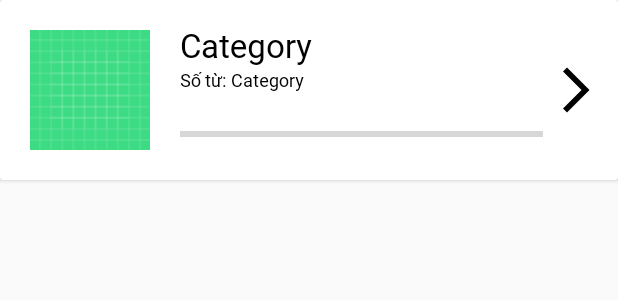
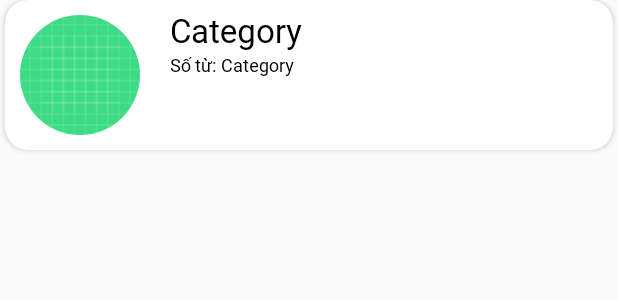
Before and after one commit to thquan105/androidstudio_iosteam, an Android app: the layout item_category.xml on its own in the app's theme, with its tools: preview values and no code run, on a phone screen of 412 x 824 dp. Shown: the top 300 px of the screen. Run offline under Robolectric (Android 15) with nearby library versions, the phone set to English and light mode, and no system bars.

Commit message:
Edit UI item categary

```diff
--- a/app/src/main/res/layout/item_category.xml
+++ b/app/src/main/res/layout/item_category.xml
@@ -1,13 +1,16 @@
 <?xml version="1.0" encoding="utf-8"?>
 <androidx.cardview.widget.CardView xmlns:android="http://schemas.android.com/apk/res/android"
     android:layout_width="match_parent"
-    android:layout_height="wrap_content">
+    android:layout_height="wrap_content"
+    xmlns:app="http://schemas.android.com/apk/res-auto"
+    app:cardCornerRadius="15dp"
+    android:layout_marginBottom="5dp"
+    android:layout_marginHorizontal="3dp">
     <RelativeLayout
         android:layout_width="match_parent"
-        android:layout_height="match_parent"
-        android:layout_margin="10dp">
+        android:layout_height="match_parent">
 
-        <ImageView
+        <de.hdodenhof.circleimageview.CircleImageView
             android:id="@+id/img_avatar_cate"
             android:layout_width="80dp"
             android:layout_height="80dp"
@@ -16,17 +19,19 @@
             android:layout_marginEnd="10dp"
             android:layout_marginBottom="10dp"
             android:src="@drawable/ic_launcher_background" />
+
         <TextView
             android:id="@+id/tv_Categary"
-            android:layout_width="wrap_content"
+            android:layout_width="match_parent"
+            android:layout_height="wrap_content"
+            android:layout_marginTop="5dp"
+            android:layout_marginRight="30dp"
             android:layout_toEndOf="@+id/img_avatar_cate"
-            android:layout_height="wrap_content"
+            android:fontFamily="@font/roboto"
             android:paddingStart="10dp"
-            android:layout_marginTop="5dp"
-            android:textSize="22sp"
+            android:text="Category"
             android:textColor="@color/black"
-            android:fontFamily="@font/roboto"
-            android:text="Category"/>
+            android:textSize="22sp" />
         <TextView
             android:id="@+id/a"
             android:layout_width="wrap_content"
@@ -38,34 +43,36 @@
             android:textColor="@color/black"
             android:fontFamily="@font/roboto"
             android:text="Số từ:"/>
+
         <TextView
             android:id="@+id/tv_sotu"
             android:layout_width="wrap_content"
+            android:layout_height="wrap_content"
+            android:layout_below="@+id/tv_Categary"
             android:layout_toEndOf="@+id/a"
-            android:layout_below="@+id/tv_Categary"
-            android:layout_height="wrap_content"
+            android:fontFamily="@font/roboto"
             android:paddingStart="3dp"
-            android:textSize="12sp"
+            android:text="Category"
             android:textColor="@color/black"
-            android:fontFamily="@font/roboto"
-            android:text="Category"/>
+            android:textSize="12sp" />
 
-        <ProgressBar
-            android:id="@+id/progressBar"
-            style="?android:attr/progressBarStyleHorizontal"
-            android:layout_width="match_parent"
-            android:layout_height="wrap_content"
-            android:layout_below="@+id/tv_sotu"
-            android:layout_marginLeft="10dp"
-            android:layout_marginRight="40dp"
-            android:layout_marginTop="20dp"
-            android:layout_toEndOf="@+id/img_avatar_cate" />
-        <ImageView
-            android:layout_width="wrap_content"
-            android:layout_height="wrap_content"
-            android:src="@drawable/ic_next"
-            android:layout_alignParentEnd="true"
-            android:layout_centerVertical="true"/>
+<!--        <ProgressBar-->
+<!--            android:id="@+id/progressBar"-->
+<!--            style="?android:attr/progressBarStyleHorizontal"-->
+<!--            android:layout_width="match_parent"-->
+<!--            android:layout_height="wrap_content"-->
+<!--            android:layout_below="@+id/tv_sotu"-->
+<!--            android:layout_marginLeft="10dp"-->
+<!--            android:layout_marginTop="20dp"-->
+<!--            android:layout_marginRight="40dp"-->
+<!--            android:layout_toEndOf="@+id/img_avatar_cate" />-->
+
+<!--        <ImageView-->
+<!--            android:layout_width="wrap_content"-->
+<!--            android:layout_height="wrap_content"-->
+<!--            android:layout_alignParentEnd="true"-->
+<!--            android:layout_centerVertical="true"-->
+<!--            android:src="@drawable/ic_next" />-->
 
     </RelativeLayout>
 
```
